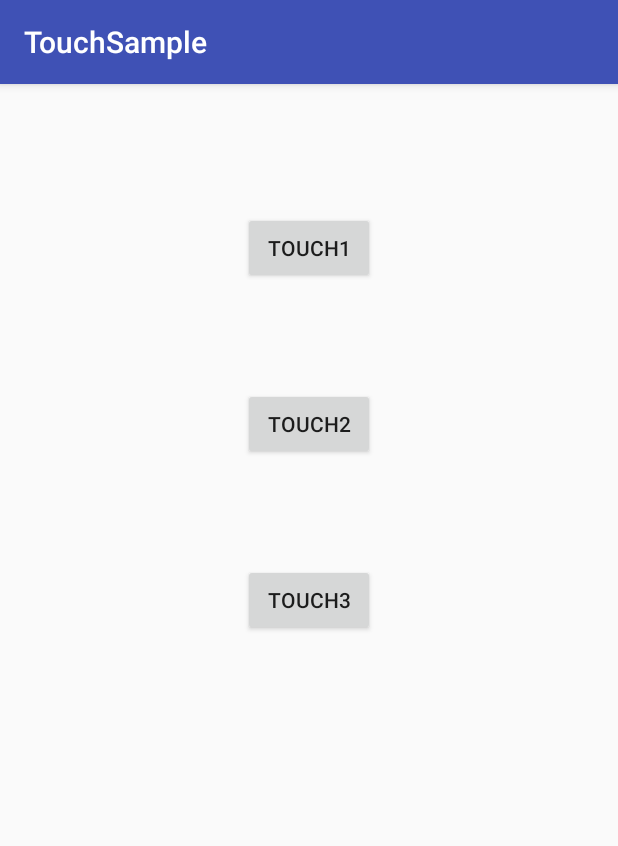
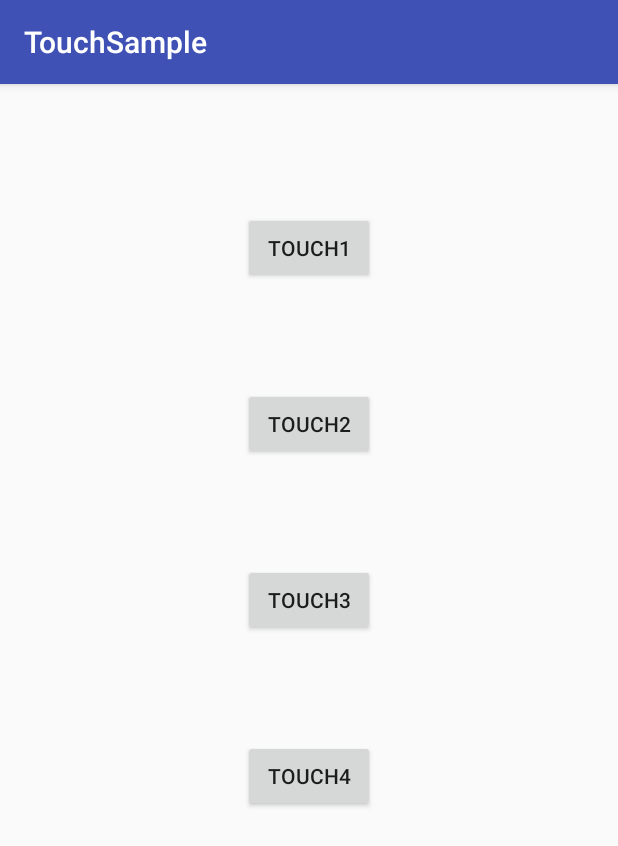
Before and after one commit to shiro83/Android_Touch_Sample, an Android app: the screen it shows after launch (MainActivity), on a phone screen of 412 x 824 dp. Shown: the top 846 px of the screen. Run offline under Robolectric (Android 15) with nearby library versions, the phone set to English and light mode, and no system bars.

Commit message:
New changelist

```diff
--- a/app/src/main/AndroidManifest.xml
+++ b/app/src/main/AndroidManifest.xml
@@ -17,7 +17,8 @@
         </activity>
         <activity android:name=".touch3.Touch3Activity" />
         <activity android:name=".touch1.Touch1Activity" />
-        <activity android:name=".touch2.Touch2Activity"></activity>
+        <activity android:name=".touch2.Touch2Activity" />
+        <activity android:name=".touch4.Touch4Activity" />
     </application>
 
 </manifest>
--- a/app/src/main/java/com/example/zawa/touchsample/MainActivity.java
+++ b/app/src/main/java/com/example/zawa/touchsample/MainActivity.java
@@ -8,6 +8,7 @@ import android.view.View;
 import com.example.zawa.touchsample.touch1.Touch1Activity;
 import com.example.zawa.touchsample.touch2.Touch2Activity;
 import com.example.zawa.touchsample.touch3.Touch3Activity;
+import com.example.zawa.touchsample.touch4.Touch4Activity;
 
 public class MainActivity extends AppCompatActivity {
 
@@ -29,4 +30,8 @@ public class MainActivity extends AppCompatActivity {
         Intent intent = new Intent(getApplicationContext(), Touch3Activity.class);
         startActivity(intent);
     }
+    public void touch4(View v){
+        Intent intent = new Intent(getApplicationContext(), Touch4Activity.class);
+        startActivity(intent);
+    }
 }
--- a/app/src/main/res/layout/activity_main.xml
+++ b/app/src/main/res/layout/activity_main.xml
@@ -42,4 +42,15 @@
         android:layout_centerHorizontal="true"
         android:layout_marginTop="69dp"
         android:layout_gravity="center_horizontal" />
+
+    <Button
+        android:layout_width="wrap_content"
+        android:layout_height="wrap_content"
+        android:text="Touch4"
+        android:id="@+id/touch4Btn"
+        android:onClick="touch4"
+        android:layout_alignParentTop="true"
+        android:layout_centerHorizontal="true"
+        android:layout_marginTop="69dp"
+        android:layout_gravity="center_horizontal" />
 </LinearLayout>
```
Also changed, not shown: app/src/main/java/com/example/zawa/touchsample/touch4/Touch4Activity.java (added, +25 -0 lines), app/src/main/res/anim/tap.xml (added, +11 -0 lines), app/src/main/res/layout/activity_touch4.xml (added, +23 -0 lines), app/src/main/res/drawable/tamago.png (added), app/src/main/res/drawable/yama.jpg (added), 1 other file.
